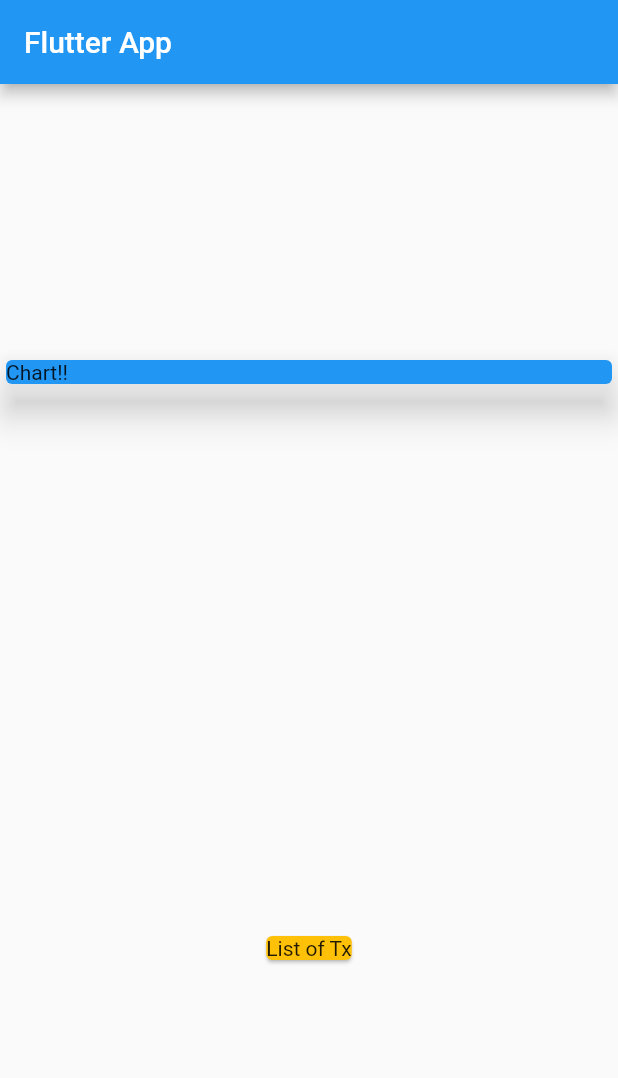
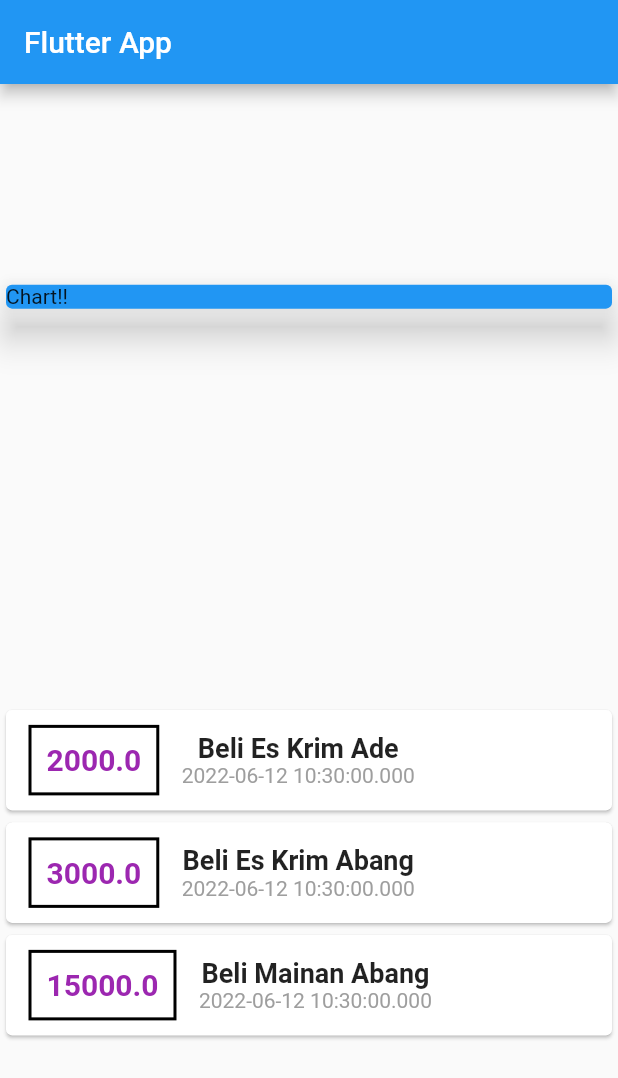
Before and after one commit to muhyasin89/FlutterPersonalExpensesApp, a Flutter app: the screen it shows after launch, on a phone screen of 412 x 824 dp. Shown: the top 1078 px of the screen. Run offline on Flutter 3.47's test engine with Material 2 defaults, Android fonts, the phone set to English and light mode, and no system bars.

Commit message:
[main]style font

```diff
--- a/lib/main.dart
+++ b/lib/main.dart
@@ -1,4 +1,5 @@
 import 'package:flutter/material.dart';
+import 'package:flutter_complete_guide/transaction.dart';
 
 void main() => runApp(MyApp());
 
@@ -13,6 +14,15 @@ class MyApp extends StatelessWidget {
 }
 
 class MyHomePage extends StatelessWidget {
+  final List<Transaction> transactions = [
+    Transaction(
+        id: 1, title: "Beli Es Krim Ade", amount: 2000, date: DateTime.now()),
+    Transaction(
+        id: 1, title: "Beli Es Krim Abang", amount: 3000, date: DateTime.now()),
+    Transaction(
+        id: 1, title: "Beli Mainan Abang", amount: 15000, date: DateTime.now()),
+  ];
+
   @override
   Widget build(BuildContext context) {
     return Scaffold(
@@ -32,10 +42,41 @@ class MyHomePage extends StatelessWidget {
               elevation: 10,
             ),
           ),
-          Card(
-            color: Colors.amber,
-            child: Text('List of Tx'),
-          )
+          Column(
+            children: transactions.map((tx) {
+              return Card(
+                  child: Row(
+                children: <Widget>[
+                  Container(
+                    margin: EdgeInsets.symmetric(vertical: 10, horizontal: 15),
+                    padding: EdgeInsets.all(10),
+                    decoration: BoxDecoration(
+                        border: Border.all(color: Colors.black, width: 2)),
+                    child: Text(
+                      tx.amount.toString(),
+                      style: TextStyle(
+                          fontWeight: FontWeight.bold,
+                          fontSize: 20,
+                          color: Colors.purple),
+                    ),
+                  ),
+                  Column(
+                    children: <Widget>[
+                      Text(
+                        tx.title,
+                        style: TextStyle(
+                            fontSize: 18, fontWeight: FontWeight.bold),
+                      ),
+                      Text(
+                        tx.date.toString(),
+                        style: TextStyle(color: Colors.grey),
+                      )
+                    ],
+                  )
+                ],
+              ));
+            }).toList(),
+          ),
         ],
       ),
     );
--- a/lib/transaction.dart
+++ b/lib/transaction.dart
@@ -0,0 +1,11 @@
+import 'package:flutter/foundation.dart';
+
+class Transaction {
+  int id;
+  String title;
+  double amount;
+  DateTime date;
+
+  Transaction(
+      {@required this.id, @required this.title, this.amount, this.date});
+}
```
